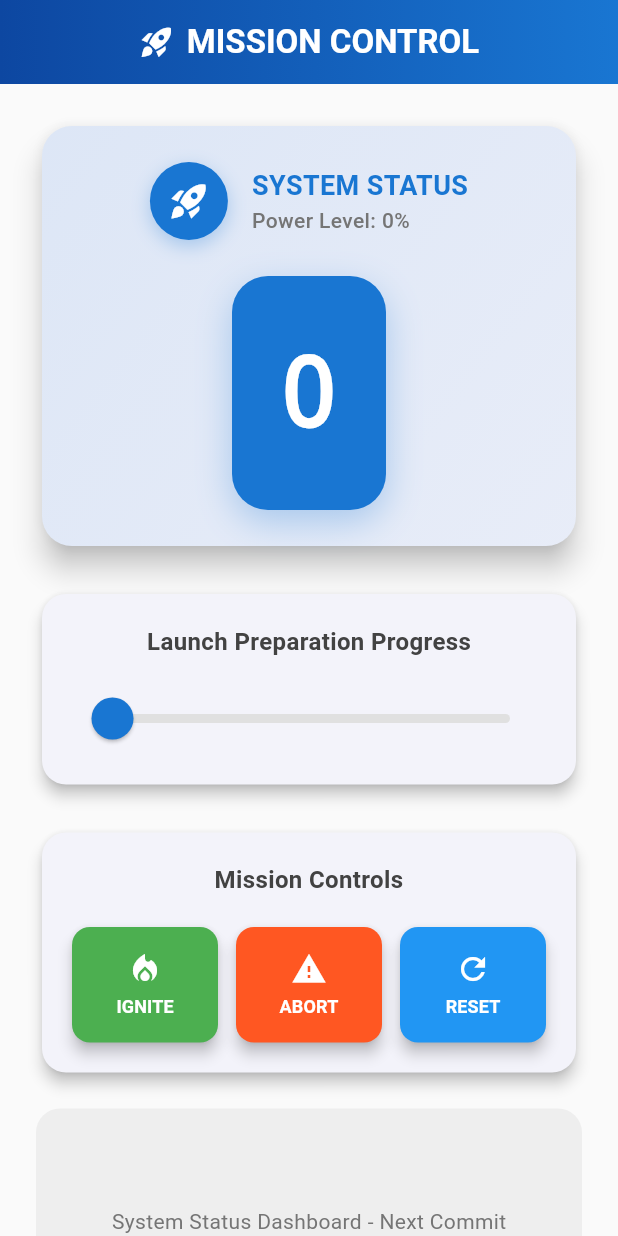
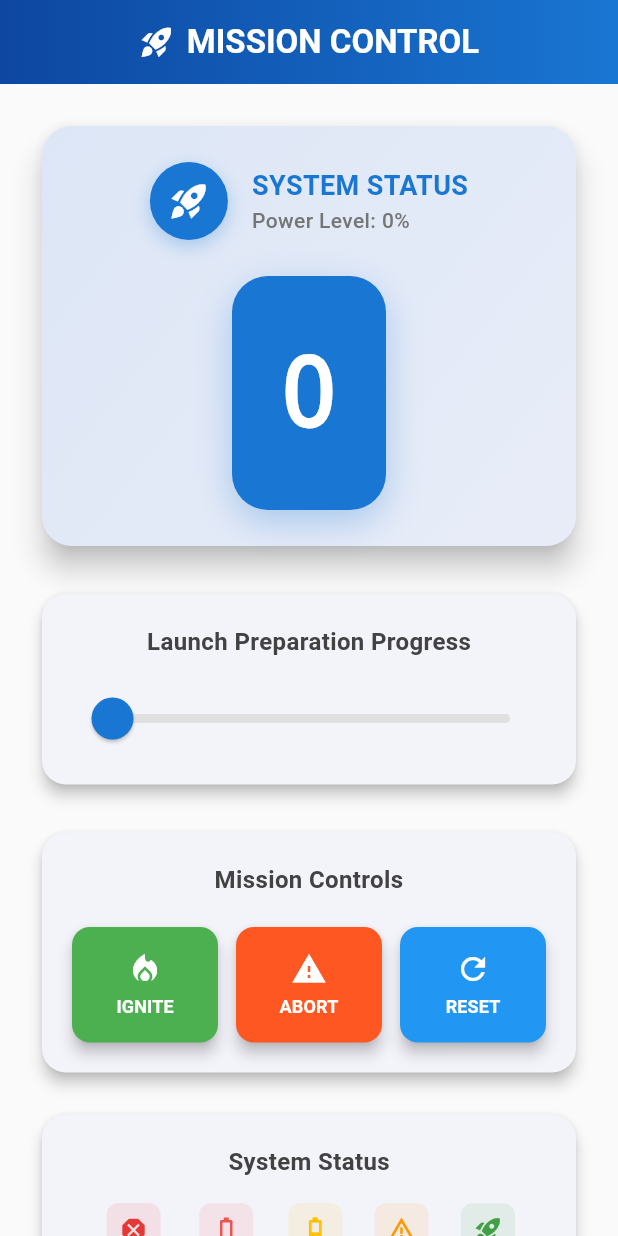
Before and after one commit to jithu2111/act6, a Flutter app: the screen it shows after launch, on a phone screen of 412 x 824 dp. Run offline on Flutter 3.47's test engine with Material 3 defaults, Android fonts, the phone set to English and light mode, and no system bars.

Commit message:
added system status dashboard with phase indicators and legends

```diff
--- a/lib/main.dart
+++ b/lib/main.dart
@@ -105,6 +105,88 @@ class CounterWidgetState extends State<CounterWidget> {
           ),
         ],
       ),
+    );
+  }
+
+  Widget _buildSystemStatusCard() {
+    return Card(
+      elevation: 4,
+      shape: RoundedRectangleBorder(borderRadius: BorderRadius.circular(16)),
+      child: Padding(
+        padding: const EdgeInsets.all(20),
+        child: Column(
+          children: [
+            Text(
+              'System Status',
+              style: TextStyle(
+                fontSize: 16,
+                fontWeight: FontWeight.w600,
+                color: Colors.grey[800],
+              ),
+            ),
+            const SizedBox(height: 16),
+            Row(
+              mainAxisAlignment: MainAxisAlignment.spaceEvenly,
+              children: [
+                _buildStatusIndicator(
+                  'CRITICAL\n(0)',
+                  const Color(0xFFE53935),
+                  Icons.dangerous,
+                ),
+                _buildStatusIndicator(
+                  'STANDBY\n(1-25)',
+                  const Color(0xFFEF5350),
+                  Icons.battery_1_bar,
+                ),
+                _buildStatusIndicator(
+                  'INIT\n(26-50)',
+                  const Color(0xFFFFC107),
+                  Icons.battery_3_bar,
+                ),
+                _buildStatusIndicator(
+                  'FUELING\n(51-75)',
+                  const Color(0xFFFF9800),
+                  Icons.warning_amber,
+                ),
+                _buildStatusIndicator(
+                  'READY\n(76+)',
+                  const Color(0xFF43A047),
+                  Icons.rocket_launch,
+                ),
+              ],
+            ),
+          ],
+        ),
+      ),
+    );
+  }
+
+  Widget _buildStatusIndicator(String text, Color color, IconData icon) {
+    return Column(
+      children: [
+        Container(
+          padding: const EdgeInsets.all(8),
+          decoration: BoxDecoration(
+            color: color.withValues(alpha: 0.1),
+            borderRadius: BorderRadius.circular(8),
+          ),
+          child: Icon(
+            icon,
+            color: color,
+            size: 20,
+          ),
+        ),
+        const SizedBox(height: 8),
+        Text(
+          text,
+          style: TextStyle(
+            fontSize: 9,
+            color: Colors.grey[600],
+            fontWeight: FontWeight.w500,
+          ),
+          textAlign: TextAlign.center,
+        ),
+      ],
     );
   }
 
@@ -337,20 +419,40 @@ class CounterWidgetState extends State<CounterWidget> {
 
               const SizedBox(height: 20),
 
-              Container(
-                height: 150,
-                width: double.infinity,
-                decoration: BoxDecoration(
-                  color: Colors.grey[200],
-                  borderRadius: BorderRadius.circular(16),
-                ),
-                child: Center(
-                  child: Text(
-                    'System Status Dashboard - Next Commit',
-                    style: TextStyle(color: Colors.grey[600]),
+              // System Status Indicator
+              _buildSystemStatusCard(),
+
+              if (_counter == 100) ...[
+                const SizedBox(height: 20),
+                Card(
+                  elevation: 8,
+                  shape: RoundedRectangleBorder(borderRadius: BorderRadius.circular(16)),
+                  child: Container(
+                    padding: const EdgeInsets.all(20),
+                    decoration: BoxDecoration(
+                      borderRadius: BorderRadius.circular(16),
+                      gradient: const LinearGradient(
+                        colors: [Color(0xFF4CAF50), Color(0xFF81C784)],
+                      ),
+                    ),
+                    child: Row(
+                      mainAxisAlignment: MainAxisAlignment.center,
+                      children: [
+                        const Icon(Icons.rocket_launch, color: Colors.white, size: 28),
+                        const SizedBox(width: 12),
+                        const Text(
+                          'LAUNCH SEQUENCE READY!',
+                          style: TextStyle(
+                            color: Colors.white,
+                            fontSize: 18,
+                            fontWeight: FontWeight.bold,
+                          ),
+                        ),
+                      ],
+                    ),
                   ),
                 ),
-              ),
+              ],
             ],
           ),
         ),
```
